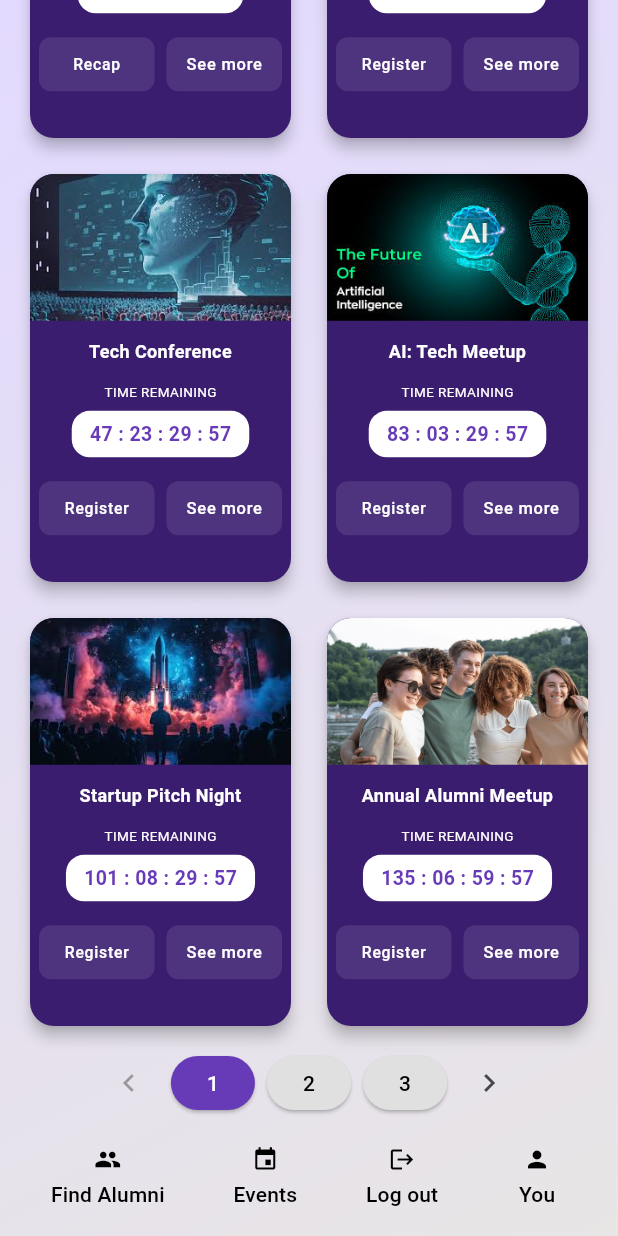
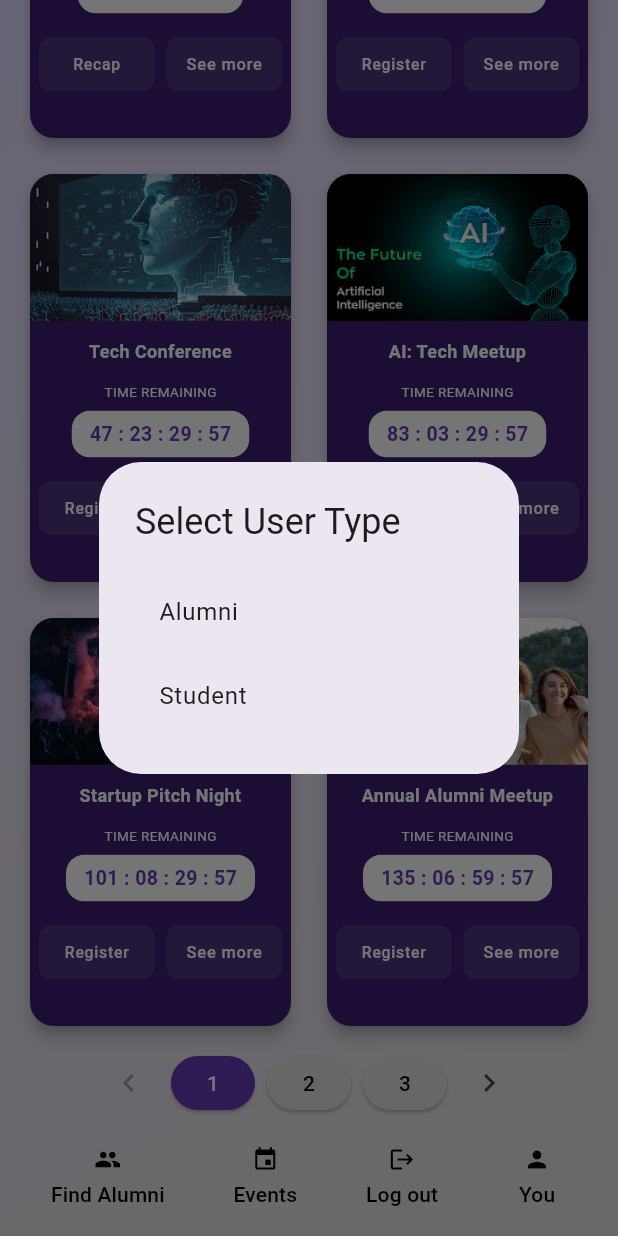
Before and after one commit to Arnaim/GradBond_WebApp, a Flutter app: the EventsPage screen opened by its route, scrolled down 250 dp, after a tap on "You", on a phone screen of 412 x 824 dp. Run offline on Flutter 3.47's test engine with Material 3 defaults, Android fonts, the phone set to English and light mode, and no system bars.

Commit message:
updated route

```diff
--- a/lib/bottom_navigation.dart
+++ b/lib/bottom_navigation.dart
@@ -29,12 +29,11 @@ class bottomNavigation extends StatelessWidget{
             _showLogoutDialog(context);
           },
         ),
-        _buildNavItem(
+       _buildNavItem(
           icon: Icons.person,
           label: "You",
           onPressed: () {
-            // Navigator.push(context,
-            // MaterialPageRoute(builder: (context) => const ProfilePage()));
+            _showUserTypeDialog(context);
           },
         ),
       ],
@@ -97,3 +96,32 @@ void _showLogoutDialog(BuildContext context){
     )
   );
 }
+
+void _showUserTypeDialog(BuildContext context) {
+  showDialog(
+    context: context,
+    builder: (context) => AlertDialog(
+      title: const Text("Select User Type"),
+      content: Column(
+        mainAxisSize: MainAxisSize.min,
+        children: [
+          ListTile(
+            title: const Text("Alumni"),
+            onTap: () {
+              Navigator.pop(context);
+              Navigator.pushNamed(context, "/profile_alumni");
+            },
+          ),
+          ListTile(
+            title: const Text("Student"),
+            onTap: () {
+              Navigator.pop(context);
+              Navigator.pushNamed(
+                  context, "/profile_student"); // Added student navigation
+            },
+          ),
+        ],
+      ),
+    ),
+  );
+}
--- a/lib/main.dart
+++ b/lib/main.dart
@@ -5,6 +5,8 @@ import 'student_signup.dart';
 import 'alumni_signup.dart';
 import 'signup_options.dart';
 import 'events.dart';
+import 'profile_alumni.dart';
+import 'profile_student.dart';
 
 void main() {
   runApp(const MyApp());
@@ -24,6 +26,8 @@ class MyApp extends StatelessWidget {
           '/signup': (context) => const StudentSignup(),
           '/alumni-signup': (context) => const AlumniSignup(),
           '/event': (context) => const EventsPage(),
+          '/profile_alumni': (context) => const ProfileAlumni(),
+          '/profile_student': (context) => const ProfileStudent(),
         },
     );
   }
```
Lines whose indentation alone changed are shown as unchanged.
